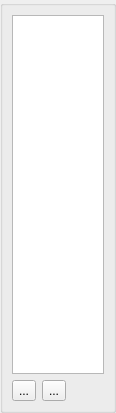
Before: the Qt Designer form app/widget/BarrierEditor.ui in mattjr/benthicQT, drawn with Qt 5.
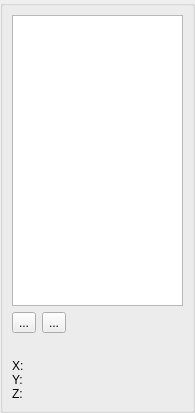
After: the same form once the commit is applied. Icons and pictures are not drawn. Custom widgets are drawn as their Qt base class.

```diff
--- a/app/widget/BarrierEditor.ui
+++ b/app/widget/BarrierEditor.ui
@@ -7,7 +7,7 @@
    <rect>
     <x>0</x>
     <y>0</y>
-    <width>116</width>
+    <width>195</width>
     <height>413</height>
    </rect>
   </property>
@@ -159,6 +159,34 @@
         </layout>
        </widget>
       </item>
+      <item>
+       <spacer name="horizontalSpacer">
+        <property name="orientation">
+         <enum>Qt::Horizontal</enum>
+        </property>
+        <property name="sizeHint" stdset="0">
+         <size>
+          <width>40</width>
+          <height>20</height>
+         </size>
+        </property>
+       </spacer>
+      </item>
+      <item>
+       <widget class="QLabel" name="label_2">
+        <property name="sizePolicy">
+         <sizepolicy hsizetype="Fixed" vsizetype="Fixed">
+          <horstretch>0</horstretch>
+          <verstretch>0</verstretch>
+         </sizepolicy>
+        </property>
+        <property name="text">
+         <string>X:
+Y:
+Z:</string>
+        </property>
+       </widget>
+      </item>
      </layout>
     </widget>
    </item>
```
